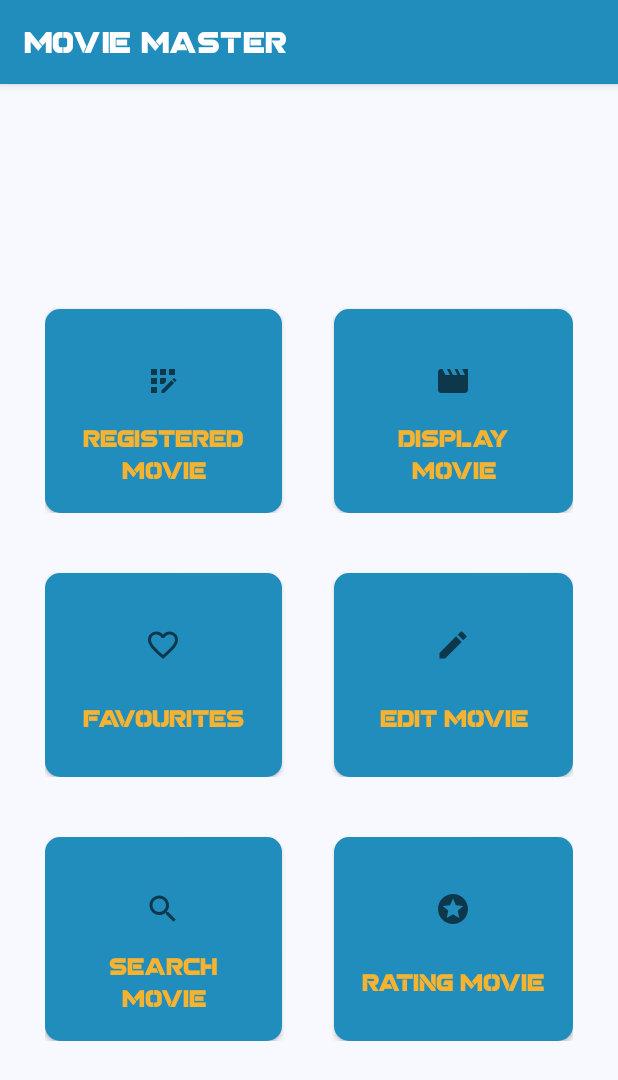
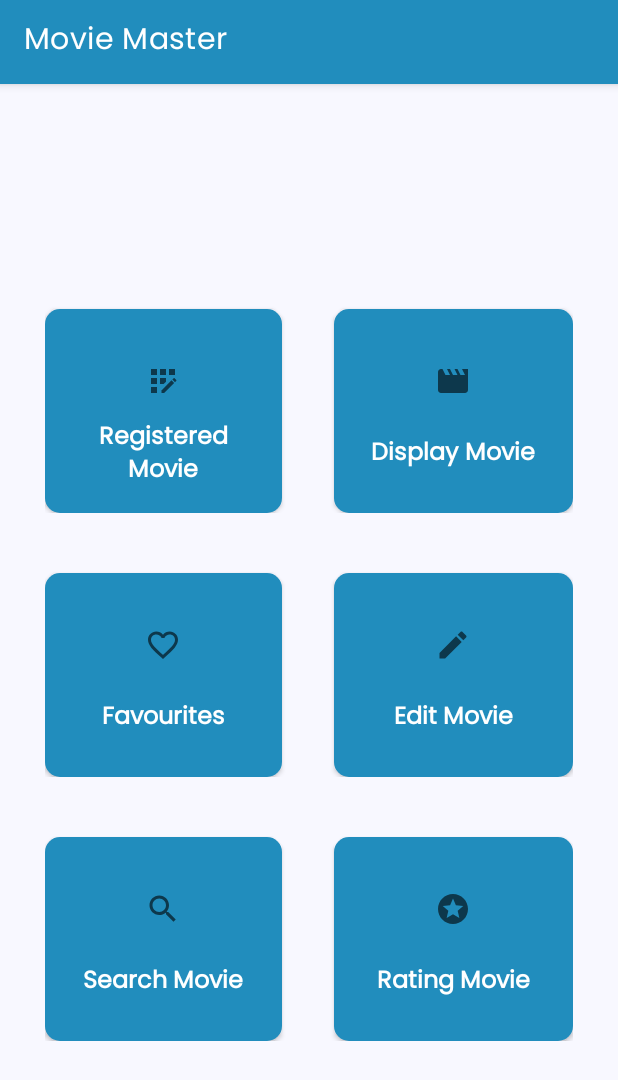
Before and after one commit to Michaelshuvo/MovieMaster, an Android app: the screen it shows after launch (MainActivity), on a phone screen of 412 x 824 dp. Shown: the top 1080 px of the screen. Run offline under Robolectric (Android 15) with nearby library versions, the phone set to English and light mode, and no system bars.

Commit message:
design and font change

```diff
--- a/app/src/main/res/layout/activity_search_movie.xml
+++ b/app/src/main/res/layout/activity_search_movie.xml
@@ -38,7 +38,7 @@
         android:layout_height="wrap_content"
         android:layout_weight="0.8"
         android:text="LookUp"
-        android:background="@drawable/background_shape_button"
+        android:background="@drawable/background_shape_button_round"
         app:layout_constraintEnd_toEndOf="parent"
 
         app:layout_constraintStart_toStartOf="parent"
--- a/app/src/main/res/values/themes.xml
+++ b/app/src/main/res/values/themes.xml
@@ -5,7 +5,7 @@
         <item name="colorPrimary">@color/pimary_color</item>
         <item name="colorPrimaryVariant">@color/colorPrimaryVariant</item>
         <item name="colorOnPrimary">@color/white</item>
-        <item name="fontFamily">@font/stargazestencil</item>
+        <item name="fontFamily">@font/poppins</item>
         <!-- Secondary brand color. -->
         <item name="colorSecondary">@color/colorSecondary</item>
         <item name="colorSecondaryVariant">@color/teal_700</item>
@@ -19,7 +19,8 @@
     <style name="my_Button_style" parent="Theme.AppCompat">
         <item name="android:textSize">16sp</item>
         <item name="android:layout_marginTop">20dp</item>
-        <item name="android:textColor">@color/yellow</item>
+        <item name="android:textStyle">bold</item>
+        <item name="android:textColor">@color/white</item>
 
         <item name="android:shadowRadius">0.7</item>
     </style>
```
Also changed, not shown: app/src/main/res/font/Stargazer.ttf (deleted), app/src/main/res/font/stargazestencil.ttf (deleted).
